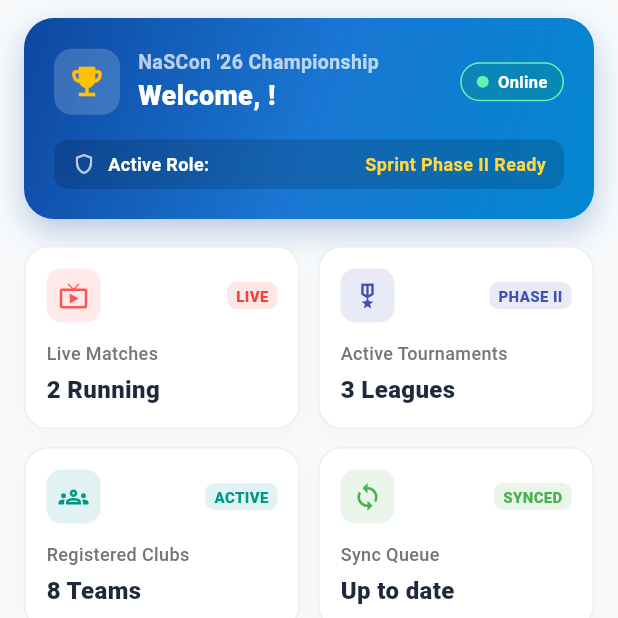
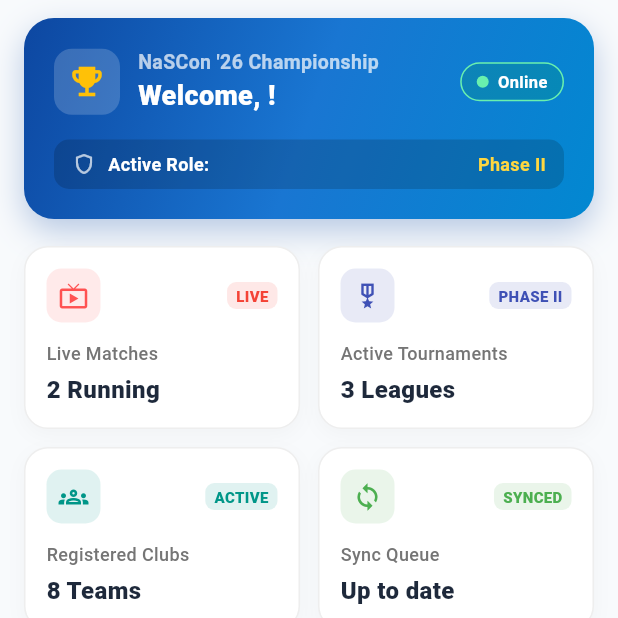
Before and after one commit to AhsanMohsin123/nascon26-appdev, a Flutter app: the DashboardScreen screen opened directly, on a phone screen of 412 x 824 dp, the top half of it. Run offline on Flutter 3.47's test engine with Material 3 defaults, Android fonts, the phone set to English and light mode, and no system bars; our stand-ins replace app_links, connectivity_plus, flutter_secure_storage, sqflite; missing offline and left inert: mobile_scanner; accounts and stored records are empty.

Commit message:
fix(mobile): dashboard header and app-bar overflow on narrow screens
Co-Authored-By: Claude Opus 5.5 <noreply@anthropic.com>

```diff
--- a/mobile/lib/screens/dashboard_screen.dart
+++ b/mobile/lib/screens/dashboard_screen.dart
@@ -149,7 +149,8 @@ class _DashboardScreenState extends State<DashboardScreen> {
           Row(
             mainAxisAlignment: MainAxisAlignment.spaceBetween,
             children: [
-              Row(
+              Expanded(
+                child: Row(
                   children: [
                     Container(
                       width: 44,
@@ -161,21 +162,27 @@ class _DashboardScreenState extends State<DashboardScreen> {
                       child: const Icon(Icons.emoji_events, color: Colors.amber, size: 26),
                     ),
                     const SizedBox(width: 12),
-                  Column(
+                    Expanded(
+                      child: Column(
                         crossAxisAlignment: CrossAxisAlignment.start,
                         children: [
                           const Text(
                             "NaSCon '26 Championship",
+                            overflow: TextOverflow.ellipsis,
                             style: TextStyle(color: Colors.white70, fontSize: 13, fontWeight: FontWeight.w600),
                           ),
                           Text(
                             'Welcome, $userName!',
+                            overflow: TextOverflow.ellipsis,
                             style: const TextStyle(color: Colors.white, fontSize: 18, fontWeight: FontWeight.w800),
                           ),
                         ],
                       ),
+                    ),
                   ],
                 ),
+              ),
+              const SizedBox(width: 8),
               Container(
                 padding: const EdgeInsets.symmetric(horizontal: 10, vertical: 4),
                 decoration: BoxDecoration(
@@ -220,13 +227,16 @@ class _DashboardScreenState extends State<DashboardScreen> {
               children: [
                 const Icon(Icons.shield_outlined, color: Colors.white70, size: 16),
                 const SizedBox(width: 8),
-                Text(
+                Expanded(
+                  child: Text(
                     'Active Role: ${role.toUpperCase()}',
+                    overflow: TextOverflow.ellipsis,
                     style: const TextStyle(color: Colors.white, fontSize: 12, fontWeight: FontWeight.w600),
                   ),
-                const Spacer(),
+                ),
+                const SizedBox(width: 8),
                 const Text(
-                  'Sprint Phase II Ready',
+                  'Phase II',
                   style: TextStyle(color: Colors.amberAccent, fontSize: 12, fontWeight: FontWeight.w700),
                 ),
               ],
--- a/mobile/lib/screens/home_screen.dart
+++ b/mobile/lib/screens/home_screen.dart
@@ -51,11 +51,8 @@ class _HomeScreenState extends State<HomeScreen> {
     final sync = context.watch<SyncProvider>();
     return Scaffold(
       appBar: AppBar(
-        title: Row(children: [
-          const Icon(Icons.sports, color: Colors.white, size: 22),
-          const SizedBox(width: 8),
-          const Text("NaSCon '26"),
-        ]),
+        titleSpacing: 12,
+        title: const Text("NaSCon '26", overflow: TextOverflow.ellipsis),
         actions: [
           const SyncIndicatorChip(),
           _roleChip(auth.user?.role ?? 'viewer'),
```
Lines whose indentation alone changed are shown as unchanged.
